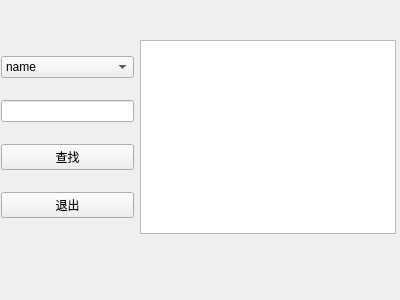
Old version of the form Company/firthwindow.ui in the repository 422313468/mycpp.
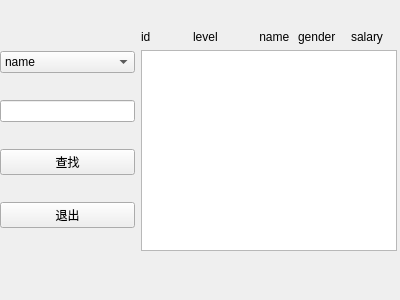
New version of the form.

```diff
--- a/Company/firthwindow.ui
+++ b/Company/firthwindow.ui
@@ -16,10 +16,10 @@
   <widget class="QWidget" name="">
    <property name="geometry">
     <rect>
-     <x>1</x>
-     <y>40</y>
-     <width>395</width>
-     <height>194</height>
+     <x>0</x>
+     <y>30</y>
+     <width>397</width>
+     <height>221</height>
     </rect>
    </property>
    <layout class="QHBoxLayout" name="horizontalLayout">
@@ -64,7 +64,50 @@
      </layout>
     </item>
     <item>
-     <widget class="QTextEdit" name="textEdit"/>
+     <layout class="QVBoxLayout" name="verticalLayout_2">
+      <item>
+       <layout class="QHBoxLayout" name="horizontalLayout_2">
+        <item>
+         <widget class="QLabel" name="label_3">
+          <property name="text">
+           <string>id</string>
+          </property>
+         </widget>
+        </item>
+        <item>
+         <widget class="QLabel" name="label_6">
+          <property name="text">
+           <string>level</string>
+          </property>
+         </widget>
+        </item>
+        <item>
+         <widget class="QLabel" name="label">
+          <property name="text">
+           <string>    name</string>
+          </property>
+         </widget>
+        </item>
+        <item>
+         <widget class="QLabel" name="label_5">
+          <property name="text">
+           <string>gender</string>
+          </property>
+         </widget>
+        </item>
+        <item>
+         <widget class="QLabel" name="label_4">
+          <property name="text">
+           <string>salary</string>
+          </property>
+         </widget>
+        </item>
+       </layout>
+      </item>
+      <item>
+       <widget class="QTextEdit" name="textEdit"/>
+      </item>
+     </layout>
     </item>
    </layout>
   </widget>
```
